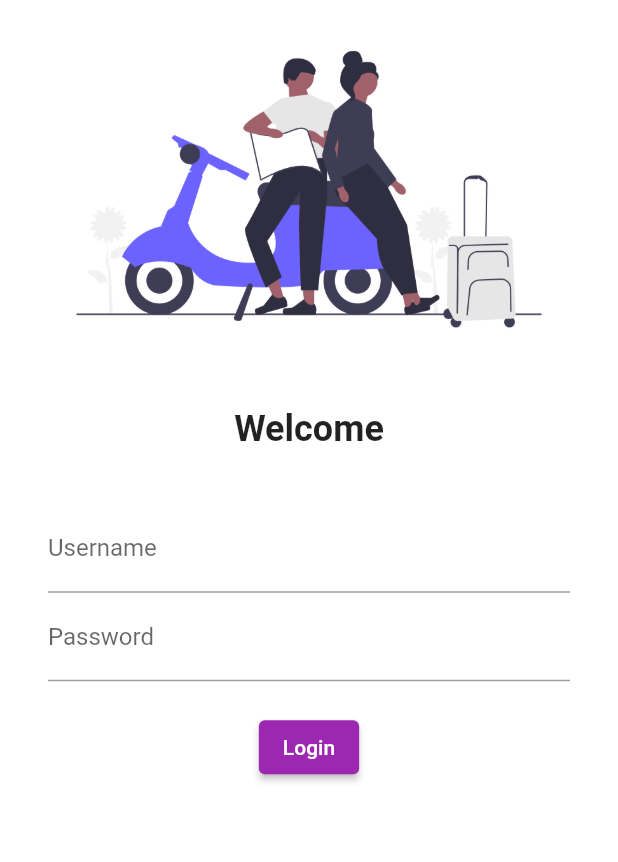
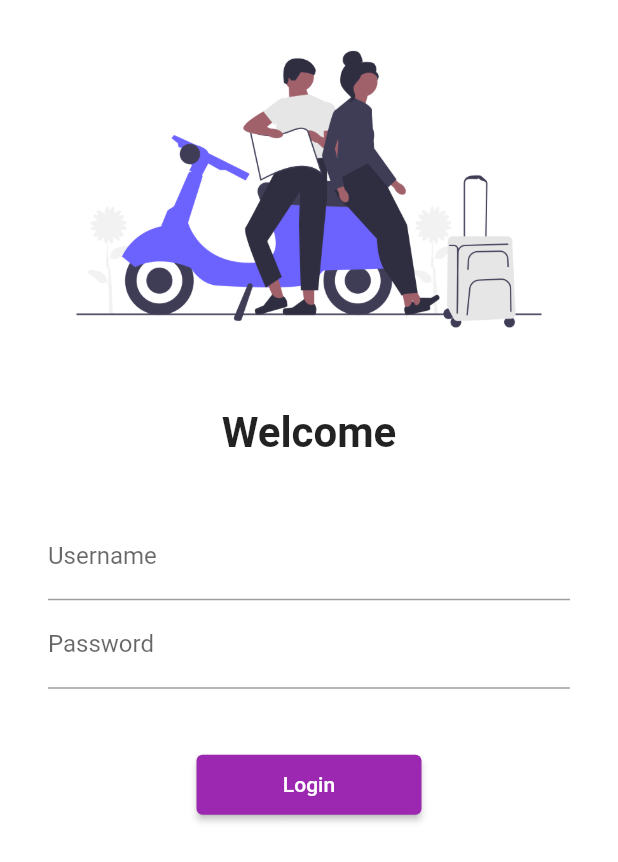
Before and after one commit to DevanshPandya19/Flutter2025, a Flutter app: the screen it shows after launch, on a phone screen of 412 x 824 dp. Shown: the top 862 px of the screen. Run offline on Flutter 3.47's test engine with Material 2 defaults, Android fonts, the phone set to English and light mode, and no system bars.

Commit message:
i have learn some new concepts

```diff
--- a/lib/main.dart
+++ b/lib/main.dart
@@ -1,5 +1,6 @@
 import 'package:flutter/material.dart';
 import 'package:sellf_learn_1/pages/LoginPage.dart';
+import 'package:sellf_learn_1/utils/routes.dart';
 
 
 import 'pages/HomePage.dart';
@@ -20,11 +21,11 @@ class MyApp extends StatelessWidget {
       darkTheme: ThemeData(
       brightness: Brightness.dark
       ),
-      initialRoute: "/Login",
+      initialRoute: "/",
       routes: {
         "/":(context)=>LoginPage(),
-        "/home":(context)=>HomePage(),
-        "/Login":(context)=>LoginPage()
+        MyRoutes.HomeRoute:(context)=>HomePage(),
+        MyRoutes.LoginRoute:(context)=>LoginPage()
       },
     );
   }
--- a/lib/pages/LoginPage.dart
+++ b/lib/pages/LoginPage.dart
@@ -1,4 +1,5 @@
 import 'package:flutter/material.dart';
+import 'package:sellf_learn_1/utils/routes.dart';
 class LoginPage extends StatelessWidget {
 
 
@@ -6,16 +7,19 @@ class LoginPage extends StatelessWidget {
   Widget build(BuildContext context) {
     return Material(
       color: Colors.white,
+      child: SingleChildScrollView(
         child: Column(
           children: [
             Image.asset("Assets/images/undraw_Traveling_yhxq.png",
-            fit: BoxFit.cover,),
+              fit: BoxFit.cover,
+
+            ),
             SizedBox(
               height: 20,
             ),
             Text("Welcome",
               style: TextStyle(
-              fontSize: 24,
+                fontSize: 28,
                 fontWeight: FontWeight.bold
               ),
             ),
@@ -39,17 +43,18 @@ class LoginPage extends StatelessWidget {
                   ),
                 ),
                 SizedBox(
-                height: 20,
+                  height: 40,
                 ),
                 ElevatedButton(onPressed: (){
-                print("Hi dev");
+                  Navigator.pushNamed(context, MyRoutes.HomeRoute);
                 },
                     child: Text("Login"),
-                style: TextButton.styleFrom(),
+                  style: TextButton.styleFrom(minimumSize: Size(150, 40)),
                 )
               ],),
             )
           ],
+        ),
       )
 
     );
--- /dev/null
+++ b/lib/utils/routes.dart
@@ -0,0 +1,4 @@
+class MyRoutes{
+  static String LoginRoute="/login";
+  static String HomeRoute="/home";
+}
```
Lines whose indentation alone changed are shown as unchanged.
